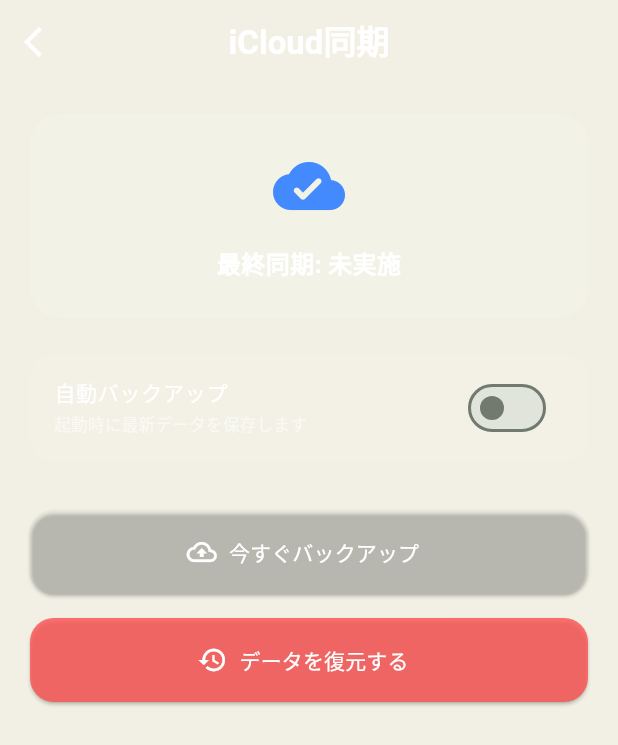
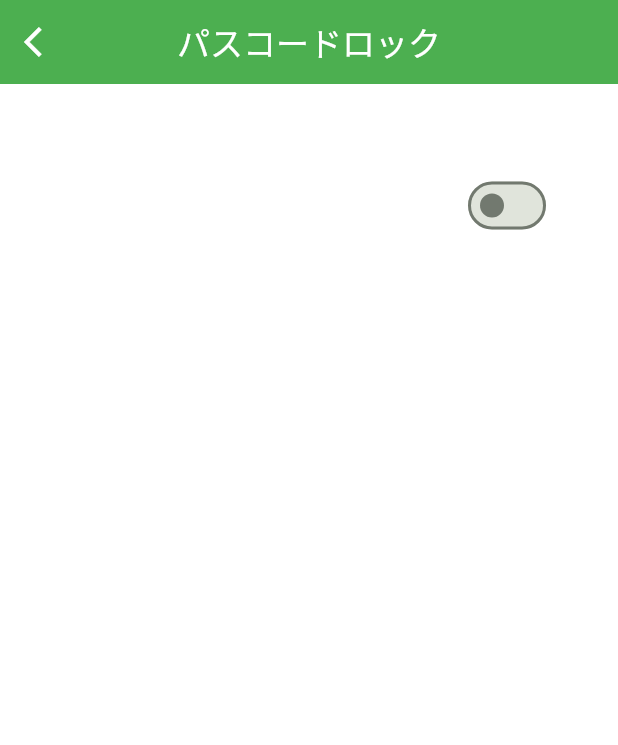
Before and after one commit to keito0612/kino_ne, a Flutter app: the SettingsPage screen opened directly, after a tap on "パスコード", on a phone screen of 412 x 824 dp. Shown: the top 745 px of the screen. Run offline on Flutter 3.47's test engine with Material 3 defaults, Android fonts, the phone set to English and light mode, and no system bars; our stand-ins replace flutter_dotenv, flutter_hooks, hooks_riverpod, pdf, printing, riverpod_annotation and 2 more; missing offline and left inert: flutter_screen_lock, icloud_storage; accounts and stored records are empty; generated files the repository leaves out were written again.

Commit message:
Icloudのバグとパスコード設定機能の実装。と一部コードのリファクタリング。

```diff
--- a/lib/models/tree.dart
+++ b/lib/models/tree.dart
@@ -5,7 +5,6 @@
 class Tree {
   final int? id;
   final String name;
-  final String type;
   final int growthLevel;
   final DateTime createdAt;
   // 1対多のリレーション用リスト
@@ -14,7 +13,6 @@
   Tree({
     this.id,
     required this.name,
-    required this.type,
     this.growthLevel = 1,
     required this.createdAt,
     this.growthLogs = const [],
@@ -34,7 +32,6 @@
     return Tree(
       id: map['tree_id'],
       name: map['name'],
-      type: map['type'],
       growthLevel: map['growth_level'] ?? 1,
       createdAt: DateTime.parse(map['created_at']),
       growthLogs: logs ?? const [],
@@ -45,7 +42,6 @@
     return Tree(
       id: id,
       name: name,
-      type: type,
       growthLevel: growthLevel ?? this.growthLevel,
       createdAt: createdAt,
       growthLogs: growthLogs ?? this.growthLogs,
--- a/lib/repositories/tree/treeRepository_impl.dart
+++ b/lib/repositories/tree/treeRepository_impl.dart
@@ -16,7 +16,7 @@
 
     final List<Map<String, dynamic>> maps = await db.rawQuery('''
     SELECT DISTINCT
-      t.id as tree_id, t.name, t.type, t.growth_level, t.created_at,
+      t.id as tree_id, t.name, t.growth_level, t.created_at,
       g.id as log_id, g.delta_chars, g.log_date
     FROM trees t
     LEFT JOIN growth_logs g ON t.id = g.tree_id
@@ -47,7 +47,6 @@
     // モデルをMapに変換して保存（IDは自動採番されるので渡さない）
     return await db.insert('trees', {
       'name': tree.name,
-      'type': tree.type,
       'growth_level': tree.growthLevel,
       'created_at': tree.createdAt.toIso8601String(),
     });
--- a/lib/services/pdf_export_service.dart
+++ b/lib/services/pdf_export_service.dart
@@ -4,7 +4,6 @@
 import 'package:kino_ne/models/page.dart' as model;
 
 class PdfExportService {
-  /// 木（ノート）に属する全ページを一括でPDF化して共有・印刷する
   static Future<void> exportFullNotebook(
     String title,
     List<model.Page> pages,
--- a/lib/view_models/tree/tree_view_model.dart
+++ b/lib/view_models/tree/tree_view_model.dart
@@ -21,19 +21,18 @@
   }
 
   /// 木を新しく植える
-  Future<void> addTree({required String name, required String type}) async {
+  Future<void> addTree({required String name}) async {
     try {
       if (name.isEmpty) {
         throw ValidationException('木の名前を入力してください');
       }
 
-      final newTree = Tree(name: name, type: type, createdAt: DateTime.now());
+      final newTree = Tree(name: name, createdAt: DateTime.now());
 
       await _repository.plantTree(newTree);
 
       state = AsyncData(await _fetch());
     } catch (e) {
-      // 4. エラー解析（ExceptionHandlerが適切な例外をthrowする）
       ExceptionHandler.handle(e, '新しい木を植えることができませんでした。');
     }
   }
--- /dev/null
+++ b/lib/views/pages/passcode_setting_page.dart
@@ -0,0 +1,142 @@
+import 'package:flutter/material.dart';
+import 'package:flutter_hooks/flutter_hooks.dart';
+import 'package:hooks_riverpod/hooks_riverpod.dart';
+import 'package:flutter_screen_lock/flutter_screen_lock.dart';
+import 'package:kino_ne/theme/app_colors.dart';
+import 'package:kino_ne/view_models/passcode/passcode_view_model.dart';
+
+class PasscodeSettingsPage extends HookConsumerWidget {
+  const PasscodeSettingsPage({super.key});
+
+  @override
+  Widget build(BuildContext context, WidgetRef ref) {
+    final isEnabled = ref.watch(passcodeViewModelProvider);
+    return Scaffold(
+      backgroundColor: Colors.white.withValues(alpha: 0.6),
+      appBar: AppBar(
+        title: const Text('パスコードロック', style: TextStyle(color: Colors.white)),
+        backgroundColor: Colors.green,
+        leading: IconButton(
+          icon: const Icon(Icons.arrow_back_ios, color: Colors.white),
+          onPressed: () => Navigator.pop(context),
+        ),
+      ),
+      body: ListView(
+        padding: const EdgeInsets.all(20),
+        children: [
+          _buildSectionTitle('セキュリティ'),
+          _buildSettingTile(
+            title: 'パスコードを使用',
+            subtitle: 'アプリ起動時にロックを表示します',
+            trailing: Switch(
+              value: isEnabled,
+              activeThumbColor: AppColors.primaryGreen,
+              onChanged: (value) => _handlePasscodeToggle(context, ref, value),
+            ),
+          ),
+          if (isEnabled) ...[
+            const SizedBox(height: 16),
+            _buildSettingTile(
+              title: 'パスコードを変更',
+              subtitle: '現在のパスコードを新しいものに変えます',
+              onTap: () => _handleChangePasscode(context, ref),
+            ),
+          ],
+        ],
+      ),
+    );
+  }
+
+  void _handlePasscodeToggle(BuildContext context, WidgetRef ref, bool value) {
+    final storage = ref.read(localStorageServiceProvider);
+
+    if (value) {
+      screenLockCreate(
+        context: context,
+        title: const Text('パスコードを登録'),
+        confirmTitle: const Text('確認のためもう一度'),
+        onConfirmed: (code) async {
+          await storage.setPasscode(code);
+          ref.read(passcodeViewModelProvider.notifier).updateStatus();
+          if (context.mounted) {
+            Navigator.pop(context);
+          }
+        },
+      );
+    } else {
+      screenLock(
+        context: context,
+        correctString: storage.getPasscode() ?? '',
+        title: const Text('パスコードを解除'),
+        onUnlocked: () async {
+          await storage.disablePasscode();
+          ref.read(passcodeViewModelProvider.notifier).updateStatus();
+          if (context.mounted) {
+            Navigator.pop(context);
+          }
+        },
+      );
+    }
+  }
+
+  /// パスコードの変更
+  void _handleChangePasscode(BuildContext context, WidgetRef ref) {
+    final storage = ref.read(localStorageServiceProvider);
+
+    screenLock(
+      context: context,
+      correctString: storage.getPasscode() ?? '',
+      title: const Text('現在のパスコードを入力'),
+      onUnlocked: () {
+        // 認証成功したら新しいパスコードを登録
+        screenLockCreate(
+          context: context,
+          title: const Text('新しいパスコード'),
+          onConfirmed: (code) async {
+            await storage.setPasscode(code);
+            if (context.mounted) {
+              Navigator.pop(context);
+            }
+          },
+        );
+      },
+    );
+  }
+
+  Widget _buildSectionTitle(String title) {
+    return Padding(
+      padding: const EdgeInsets.only(left: 4, bottom: 8),
+      child: Text(
+        title,
+        style: const TextStyle(color: Colors.white54, fontSize: 12),
+      ),
+    );
+  }
+
+  Widget _buildSettingTile({
+    required String title,
+    required String subtitle,
+    Widget? trailing,
+    VoidCallback? onTap,
+  }) {
+    return Container(
+      decoration: BoxDecoration(
+        color: Colors.white.withOpacity(0.5),
+        borderRadius: BorderRadius.circular(16),
+      ),
+      child: ListTile(
+        title: Text(
+          title,
+          style: const TextStyle(color: Colors.white, fontSize: 15),
+        ),
+        subtitle: Text(
+          subtitle,
+          style: const TextStyle(color: Colors.white54, fontSize: 12),
+        ),
+        trailing:
+            trailing ?? const Icon(Icons.chevron_right, color: Colors.white24),
+        onTap: onTap,
+      ),
+    );
+  }
+}
--- a/lib/views/pages/setting_page.dart
+++ b/lib/views/pages/setting_page.dart
@@ -3,6 +3,7 @@
 import 'package:kino_ne/theme/app_colors.dart';
 import 'package:kino_ne/view_models/tree/tree_view_model.dart';
 import 'package:kino_ne/views/pages/icloud_backup_page.dart';
+import 'package:kino_ne/views/pages/passcode_setting_page.dart';
 import 'package:kino_ne/views/widgets/dynamic_forest_background.dart';
 import 'package:flutter/material.dart';
 
@@ -55,7 +56,7 @@
             _buildSettingsTile(SettingContent.passCode, () {
               Navigator.push(
                 context,
-                MaterialPageRoute(builder: (context) => ICloudBackupPage()),
+                MaterialPageRoute(builder: (context) => PasscodeSettingsPage()),
               );
             }),
             _buildSettingsTile(SettingContent.iCloud, () {
@@ -76,7 +77,7 @@
     return Container(
       margin: const EdgeInsets.only(bottom: 12),
       decoration: BoxDecoration(
-        color: Colors.white.withOpacity(0.3),
+        color: Colors.white.withOpacity(0.5),
         borderRadius: BorderRadius.circular(12),
       ),
       child: ListTile(
--- a/lib/views/widgets/tree_visualizer_widget.dart
+++ b/lib/views/widgets/tree_visualizer_widget.dart
@@ -72,7 +72,7 @@
               borderRadius: BorderRadius.circular(10),
             ),
             child: Text(
-              'Lv.${tree.stage + 1}',
+              'Lv.${tree.level}',
               style: TextStyle(
                 fontSize: 10,
                 fontWeight: FontWeight.bold,
--- a/pubspec.yaml
+++ b/pubspec.yaml
@@ -32,6 +32,9 @@
   shared_preferences: ^2.3.2
   device_info_plus: ^11.2.2
   url_launcher: ^6.3.2
+  flutter_dotenv: ^6.0.0
+  flutter_screen_lock: ^9.2.2+2
+  local_auth: ^3.0.0
 
 dev_dependencies:
   flutter_test:
@@ -48,3 +51,4 @@
   assets:
     -  assets/images/
     -  assets/images/bg_images/
+    - .env
```
Also changed, not shown: lib/core/database/database_helper.dart (+10 -5 lines), lib/main.dart (+20 -6 lines), lib/services/icloud_service.dart (+6 -7 lines), lib/services/local_storage_service.dart (added, +38 -0 lines), lib/view_models/passcode/passcode_view_model.dart (added, +27 -0 lines), lib/views/pages/icloud_backup_page.dart (+79 -75 lines), lib/views/pages/tree_detail_page.dart (+6 -2 lines), lib/views/widgets/add_tree_dialog_widget.dart (+1 -20 lines), pubspec.lock, 9 other files.
